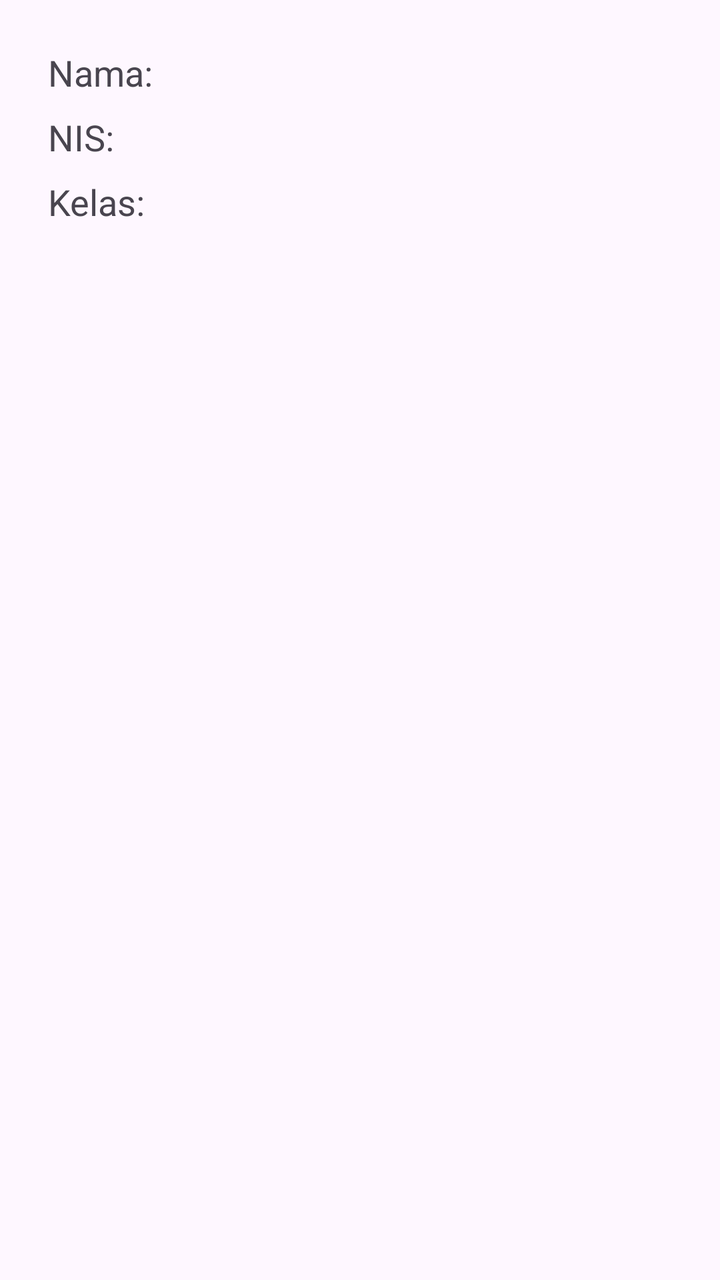
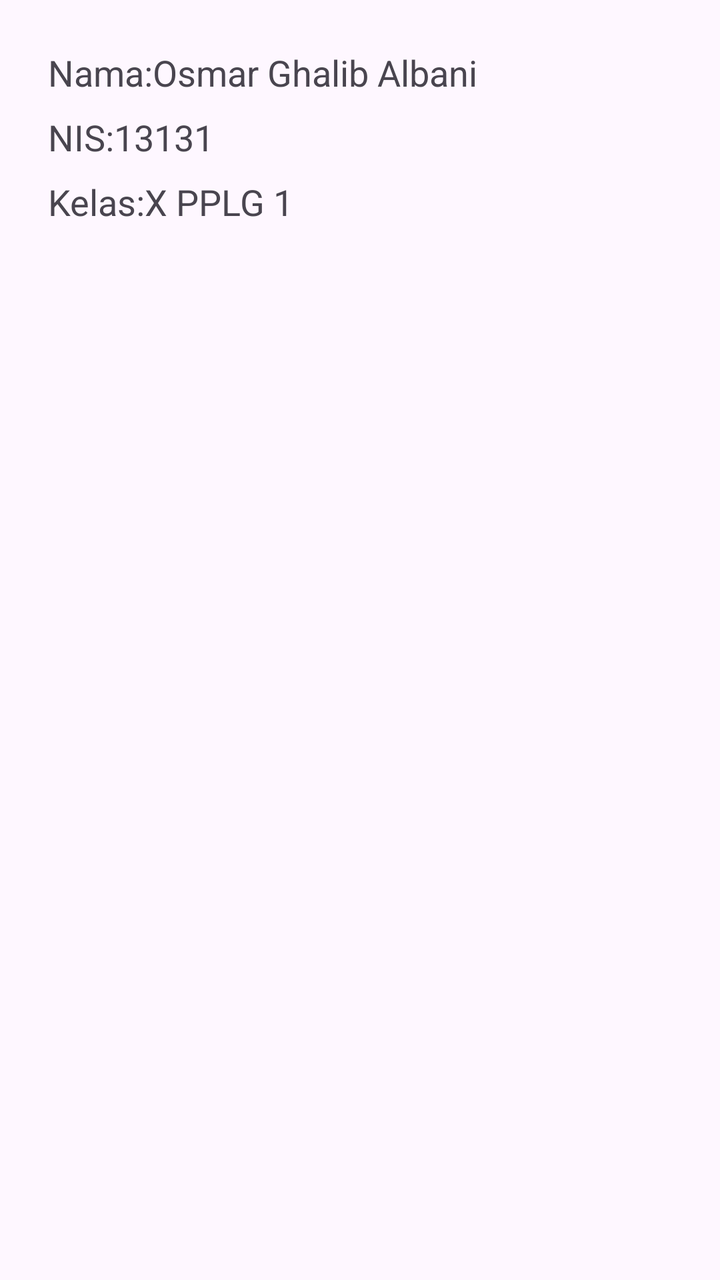

An Android layout rendered at two revisions. The XML below is the earlier revision; the diff shows what the commit changed to produce the second picture.
<!-- AndroidManifest.xml: application theme Theme.PAS_21_27 -->
<!-- res/layout/fragment_profile.xml -->
<?xml version="1.0" encoding="utf-8"?>
<LinearLayout xmlns:android="http://schemas.android.com/apk/res/android"
    android:layout_width="match_parent"
    android:layout_height="match_parent"
    android:orientation="vertical"
    android:padding="24dp">

    <TextView
        android:id="@+id/tvNama"
        android:layout_width="wrap_content"
        android:layout_height="wrap_content"
        android:text="Nama: "
        android:textSize="18sp"
        android:layout_marginBottom="8dp"/>

    <TextView
        android:id="@+id/tvNis"
        android:layout_width="wrap_content"
        android:layout_height="wrap_content"
        android:text="NIS: "
        android:textSize="18sp"
        android:layout_marginBottom="8dp"/>

    <TextView
        android:id="@+id/tvKelas"
        android:layout_width="wrap_content"
        android:layout_height="wrap_content"
        android:text="Kelas: "
        android:textSize="18sp"/>
</LinearLayout>
<!-- resources referenced by this layout -->
<resources>
  <style name="Theme.PAS_21_27" parent="Base.Theme.PAS_21_27" />
  <style name="Base.Theme.PAS_21_27" parent="Theme.Material3.DayNight.NoActionBar">
          
          
      </style>
</resources>

<!-- the commit's change to res/layout/fragment_profile.xml (unified diff, before → after) -->
@@ -9,7 +9,7 @@
         android:id="@+id/tvNama"
         android:layout_width="wrap_content"
         android:layout_height="wrap_content"
-        android:text="Nama: "
+        android:text="Nama:Osmar Ghalib Albani "
         android:textSize="18sp"
         android:layout_marginBottom="8dp"/>
 
@@ -17,7 +17,7 @@
         android:id="@+id/tvNis"
         android:layout_width="wrap_content"
         android:layout_height="wrap_content"
-        android:text="NIS: "
+        android:text="NIS:13131 "
         android:textSize="18sp"
         android:layout_marginBottom="8dp"/>
 
@@ -25,6 +25,7 @@
         android:id="@+id/tvKelas"
         android:layout_width="wrap_content"
         android:layout_height="wrap_content"
-        android:text="Kelas: "
+        android:text="Kelas:X PPLG 1 "
         android:textSize="18sp"/>
+
 </LinearLayout>
